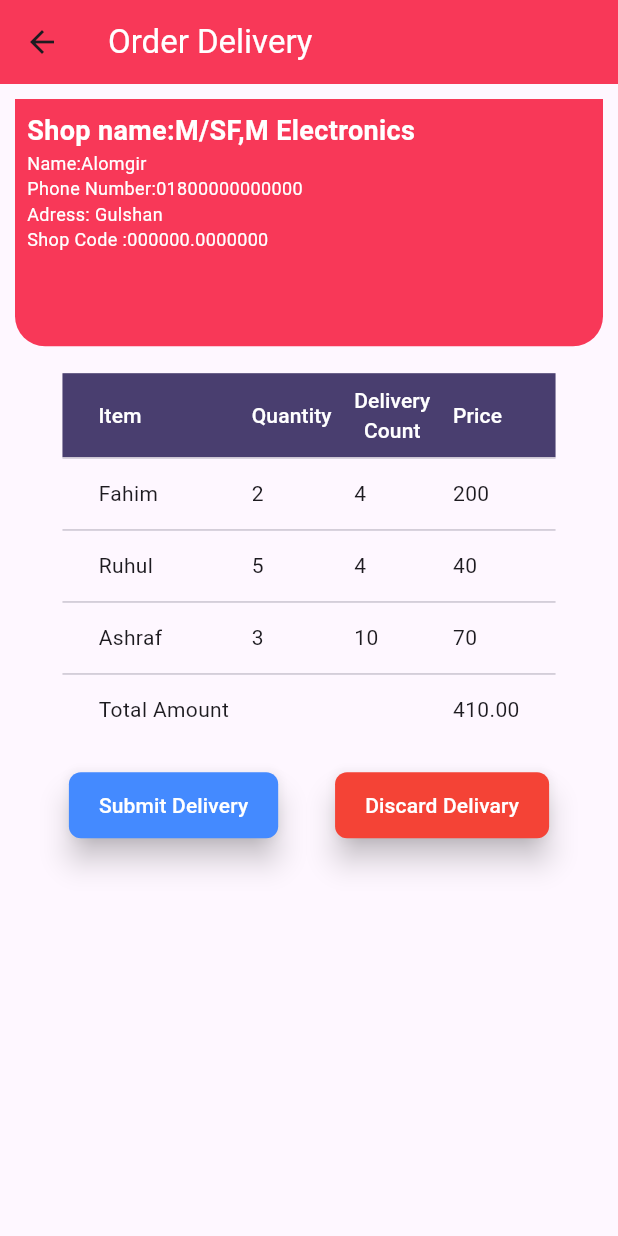
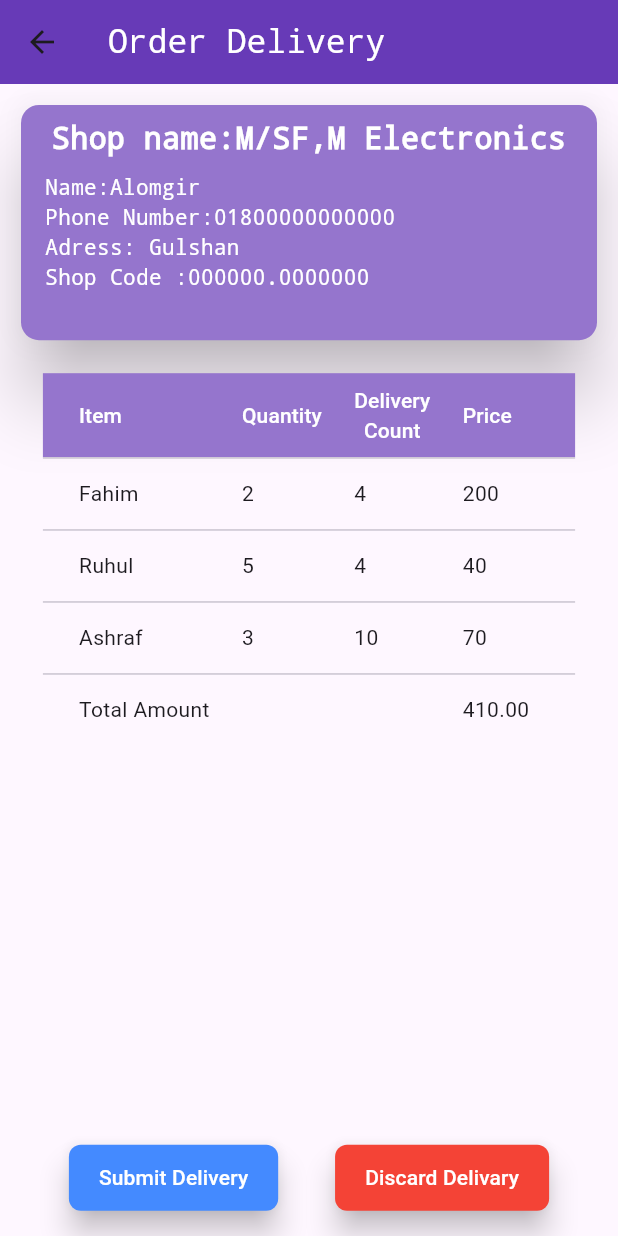
Before and after one commit to fahim-foyshal/robisalesautomationflutter, a Flutter app: the Detailedfeatures screen opened directly with sample values from the repository, after a tap on "Order List", on a phone screen of 412 x 824 dp. Run offline on Flutter 3.47's test engine with Material 3 defaults, Android fonts, the phone set to English and light mode, and no system bars; our stand-ins replace font_awesome_flutter, percent_indicator, pie_chart; network calls fail.

Commit message:
Appcolors added and orderdelivery.dart change.

```diff
--- a/lib/model/OrderDeliveryTable.dart
+++ b/lib/model/OrderDeliveryTable.dart
@@ -1,6 +1,7 @@
 import 'package:flutter/material.dart';
 
 import 'package:flutter/material.dart';
+import 'package:robisalesautomation/utility/mycolors.dart';
 
 class OrderDeliveryTable extends StatelessWidget {
   final List<Map<String, dynamic>> tableData;
@@ -16,7 +17,7 @@ class OrderDeliveryTable extends StatelessWidget {
     }
 
     return DataTable(
-      headingRowColor: MaterialStateProperty.all<Color>(Color(0xFF493e6f)),
+      headingRowColor: MaterialStateProperty.all<Color>(Appcolors.secondary),
       columnSpacing: 15,
       columns: const [
         DataColumn(
--- /dev/null
+++ b/lib/utility/mycolors.dart
@@ -0,0 +1,7 @@
+import 'package:flutter/material.dart';
+
+class Appcolors {
+  static const Color primary = (Colors.deepPurple);
+  static const Color secondary = const Color(0xFF9575cd);
+  static const Color lightwhite = const Color(0xFFf1faee);
+}
--- a/lib/view/detailedfeatures.dart
+++ b/lib/view/detailedfeatures.dart
@@ -4,6 +4,8 @@ import 'package:robisalesautomation/main.dart';
 import 'package:robisalesautomation/model/DistributorData.dart';
 import 'package:robisalesautomation/view/orderdelivery.dart';
 import 'package:robisalesautomation/view/tourplanadd.dart';
+
+import '../utility/mycolors.dart';
 
 class Detailedfeatures extends StatefulWidget {
   final DistributorData distributorData;
@@ -23,7 +25,7 @@ class _DetailedfeaturesState extends State<Detailedfeatures> {
       appBar: AppBar(
         title: Text(
           "Distributor Details",
-          style: TextStyle(color: Colors.white),
+          style: TextStyle(color: Colors.white,fontFamily: "monospace",),
         ),
         backgroundColor: Appcolors.primary,
         actions: [
@@ -49,7 +51,7 @@ class _DetailedfeaturesState extends State<Detailedfeatures> {
                       bottomLeft: Radius.circular(20.0),
                       bottomRight: Radius.circular(20.0),
                     ),
-                    color: Appcolors.primary,
+                    color: Appcolors.secondary,
                   ),
                   child: Row(
                     mainAxisAlignment: MainAxisAlignment.spaceBetween,
@@ -58,7 +60,7 @@ class _DetailedfeaturesState extends State<Detailedfeatures> {
                       Container(
                         width: 80,
                         height: 80,
-                        padding: EdgeInsets.only(left: 8),
+                        padding: EdgeInsets.only(left: 4),
                         decoration: BoxDecoration(
                           shape: BoxShape.circle,
                         ),
@@ -112,13 +114,15 @@ class _DetailedfeaturesState extends State<Detailedfeatures> {
                   child: Container(
                     child: IconButton(
                       onPressed: () {},
-                      icon: Icon(Icons.arrow_drop_down_circle_outlined),
+                      icon: Icon(Icons.arrow_drop_down_circle_outlined,color: Colors.white,),
                     ),
                   ),
                 ),
               ],
             ),
-            Wrap(
+            Container(
+              padding: EdgeInsets.all(16),
+              child: Wrap(
                 alignment: WrapAlignment.start,
                 spacing: 10,
                 runSpacing: 10,
@@ -185,6 +189,7 @@ class _DetailedfeaturesState extends State<Detailedfeatures> {
                   // ...
                 ],
               ),
+            ),
           ],
         ),
       ),
--- a/lib/view/distributer.dart
+++ b/lib/view/distributer.dart
@@ -3,6 +3,8 @@ import 'package:font_awesome_flutter/font_awesome_flutter.dart';
 import 'package:robisalesautomation/main.dart';
 import 'package:robisalesautomation/model/DistributorData.dart';
 import 'package:robisalesautomation/view/detailedfeatures.dart';
+
+import '../utility/mycolors.dart';
 
 class DistributerList extends StatefulWidget {
   const DistributerList({Key? key}) : super(key: key);
--- a/lib/view/orderdelivery.dart
+++ b/lib/view/orderdelivery.dart
@@ -3,6 +3,7 @@ import 'package:flutter/material.dart';
 import 'package:robisalesautomation/model/OrderDeliveryTable.dart';
 
 import 'package:robisalesautomation/main.dart';
+import 'package:robisalesautomation/utility/mycolors.dart';
 
 
 class Orderdelivery extends StatefulWidget {
@@ -19,64 +20,89 @@ class _OrderdeliveryState extends State<Orderdelivery> {
       appBar: AppBar(
         title: const Text(
           "Order Delivery",
-          style: TextStyle(color: Colors.white),
+          style: TextStyle(color: Colors.white,fontFamily: "monospace",),
         ),
 
-        backgroundColor: const Color.fromARGB(255, 248, 56, 88),
+        backgroundColor: Appcolors.primary,
 
       ),
       body: Column(
         children: [
           Container(
+
             height: MediaQuery.of(context).size.height * 0.20,
             width: MediaQuery.of(context).size.width,
             margin: const EdgeInsets.all(10),
             decoration: const BoxDecoration(
-              color: Color.fromARGB(255, 248, 56, 88),
 
-              borderRadius: BorderRadius.only(
-                bottomLeft: Radius.circular(20.0),
-                bottomRight: Radius.circular(20.0),
-              ),
+
+              borderRadius: BorderRadius.all(Radius.circular(20)),
             ),
             // color: const Color.fromARGB(255, 248, 56, 88),
+            child: Card(
+              color: Appcolors.secondary,
+              elevation: 20,
               child: Container(
                 padding: const EdgeInsets.all(8),
                 child: const Column(
                   crossAxisAlignment: CrossAxisAlignment.start,
                   mainAxisAlignment: MainAxisAlignment.start,
                   children: [
-                  Text(
+                    Center(
+                      child: Text(
                         "Shop name:M/SF,M Electronics",
                         style: TextStyle(
-                      fontSize: 18,
+                          fontSize: 20,
                           fontWeight: FontWeight.bold,
                           color: Colors.white,
+                          fontFamily: "monospace",
                         ),
                       ),
+                    ),
+                    Padding(
+                      padding: EdgeInsets.all(8.0),
+                      child: Column(
+                        mainAxisAlignment: MainAxisAlignment.spaceBetween,
+                        crossAxisAlignment: CrossAxisAlignment.start,
+                        children: [
                           Text(
                             "Name:Alomgir",
-                    style: TextStyle(fontSize: 12, color: Colors.white),
+                            style: TextStyle(fontSize: 14, color: Colors.white,fontFamily: "monospace",),
                           ),
                           Text(
                             'Phone Number:01800000000000',
-                    style: TextStyle(fontSize: 12, color: Colors.white),
+                            style: TextStyle(fontSize: 14, color: Colors.white,fontFamily: "monospace",),
                           ),
                           Text(
                             'Adress: Gulshan',
-                    style: TextStyle(fontSize: 12, color: Colors.white),
+                            style: TextStyle(fontSize: 14, color: Colors.white,fontFamily: "monospace",),
                           ),
                           Text(
                             'Shop Code :000000.0000000',
                             softWrap: true,
-                    style: TextStyle(fontSize: 12, color: Colors.white),
+                            style: TextStyle(fontSize: 14, color: Colors.white,fontFamily: "monospace",),
                           ),
                         ],
+                      ),
+                    ),
+
+                  ],
+                ),
               ),
             ),
           ),
           Container(
             child: Container(
+
+
+              width: MediaQuery.of(context).size.width * 0.9,
+              height: MediaQuery.of(context).size.height * 0.6,
+              decoration: BoxDecoration(
+                borderRadius: BorderRadius.only(
+                  topLeft: Radius.circular(20.0),
+                  topRight: Radius.circular(20.0),
+                ),
+              ),
               padding: EdgeInsets.all(8),
               child: OrderDeliveryTable(
                 tableData: [
@@ -104,7 +130,10 @@ class _OrderdeliveryState extends State<Orderdelivery> {
           ),
           Container(
             padding: const EdgeInsets.all(8),
+            height: 100,
+            width: MediaQuery.of(context).size.width,
             child: Row(
+
               mainAxisAlignment: MainAxisAlignment.spaceEvenly,
               children: [
                 ElevatedButton(
@@ -125,6 +154,7 @@ class _OrderdeliveryState extends State<Orderdelivery> {
                   ),
                 ),
                 ElevatedButton(
+
                   onPressed: () {},
                   style: ElevatedButton.styleFrom(
                     elevation: 8.0, // Adjust the elevation
--- a/lib/view/tourplanadd.dart
+++ b/lib/view/tourplanadd.dart
@@ -1,5 +1,7 @@
 import 'package:flutter/material.dart';
 import 'package:robisalesautomation/main.dart';
+
+import '../utility/mycolors.dart';
 
 class Tourplanadd extends StatefulWidget {
   const Tourplanadd({super.key});
--- a/pubspec.yaml
+++ b/pubspec.yaml
@@ -12,12 +12,14 @@ dependencies:
     sdk: flutter
   cupertino_icons: ^1.0.2
   font_awesome_flutter: ^10.6.0
-  flutter_inappwebview: ^6.0.0
+#  flutter_inappwebview: ^6.0.0
   image_picker: ^1.0.7
   geolocator: ^10.1.0
-  webview_flutter: ^3.0.0
+#  webview_flutter: ^3.0.0
   percent_indicator: ^4.2.3
   pie_chart: ^5.4.0
+
+
 
 dev_dependencies:
   flutter_test:
```
Also changed, not shown: lib/view/Attendance .dart (+193 -189 lines), lib/view/homepage.dart (+9 -8 lines), pubspec.lock, 1 other file. Lines whose indentation alone changed are shown as unchanged.
